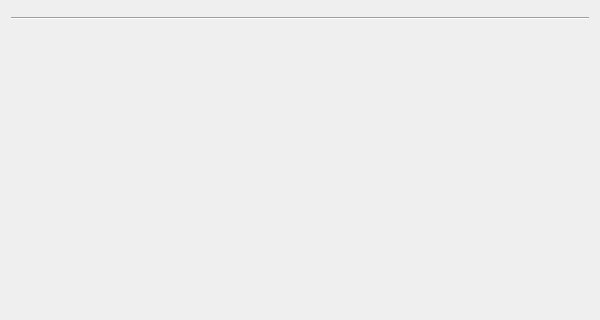
First picture: the form in plugins/filetemplates/ui/templateselection.ui, repository KDE/kdevelop, before the edit; both pictures show x 0 to 600 and y 0 to 320 of the 600 by 600 pixel window.
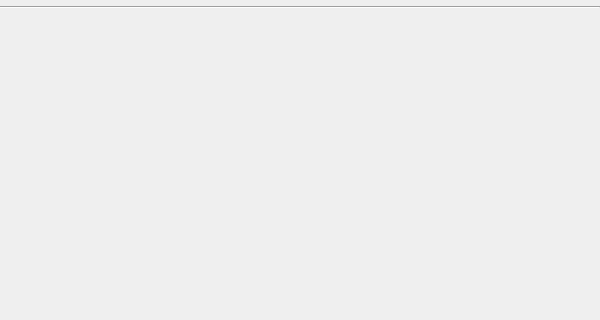
Second picture: the form after the edit. Custom widgets are drawn as their Qt base class.

Commit message:
filetemplates wizard: remove extra margins around pages
GIT_SILENT

Diff of the .ui file:
```diff
--- a/plugins/filetemplates/ui/templateselection.ui
+++ b/plugins/filetemplates/ui/templateselection.ui
@@ -11,6 +11,18 @@
    </rect>
   </property>
   <layout class="QVBoxLayout" name="verticalLayout">
+   <property name="leftMargin">
+    <number>0</number>
+   </property>
+   <property name="topMargin">
+    <number>0</number>
+   </property>
+   <property name="rightMargin">
+    <number>0</number>
+   </property>
+   <property name="bottomMargin">
+    <number>0</number>
+   </property>
    <item>
     <widget class="KDevelop::MultiLevelListView" name="view" native="true"/>
    </item>
```
The commit also changes 6 other files.
